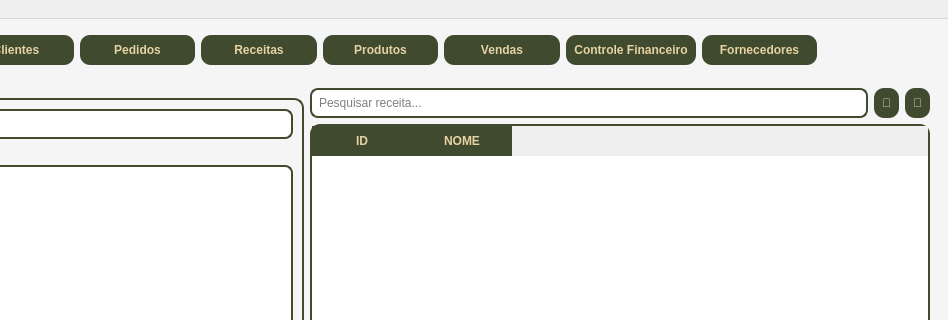
Qt form telas/tela_menu.ui (Faeldh/sistema_confeitaria) before a commit; both pictures show x 335 to 1283 and y 0 to 320 of the 1283 by 697 pixel window.
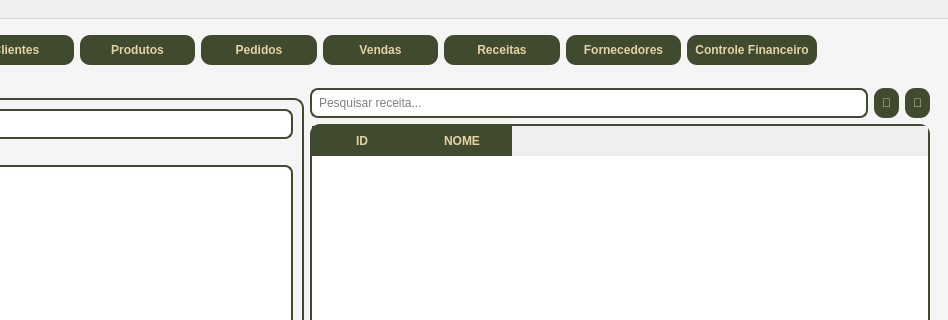
The same form after that commit.

Commit message: 02 - Organização do menu

Diff of the .ui file:
```diff
--- a/telas/tela_menu.ui
+++ b/telas/tela_menu.ui
@@ -103,20 +103,6 @@
           </property>
          </widget>
         </item>
-        <item>
-         <widget class="QPushButton" name="btn_pedidos">
-          <property name="text">
-           <string>Pedidos</string>
-          </property>
-         </widget>
-        </item>
-        <item>
-         <widget class="QPushButton" name="btn_receitas">
-          <property name="text">
-           <string>Receitas</string>
-          </property>
-         </widget>
-        </item>
         <item>
          <widget class="QPushButton" name="btn_produtos">
           <property name="text">
@@ -124,6 +110,13 @@
           </property>
          </widget>
         </item>
+        <item>
+         <widget class="QPushButton" name="btn_pedidos">
+          <property name="text">
+           <string>Pedidos</string>
+          </property>
+         </widget>
+        </item>
         <item>
          <widget class="QPushButton" name="btn_vendas">
           <property name="text">
@@ -132,9 +125,9 @@
          </widget>
         </item>
         <item>
-         <widget class="QPushButton" name="btn_controle_financeiro">
+         <widget class="QPushButton" name="btn_receitas">
           <property name="text">
-           <string>Controle Financeiro</string>
+           <string>Receitas</string>
           </property>
          </widget>
         </item>
@@ -145,6 +138,13 @@
           </property>
          </widget>
         </item>
+        <item>
+         <widget class="QPushButton" name="btn_controle_financeiro">
+          <property name="text">
+           <string>Controle Financeiro</string>
+          </property>
+         </widget>
+        </item>
         <item>
          <widget class="QLabel" name="label_4">
           <property name="text">
```
